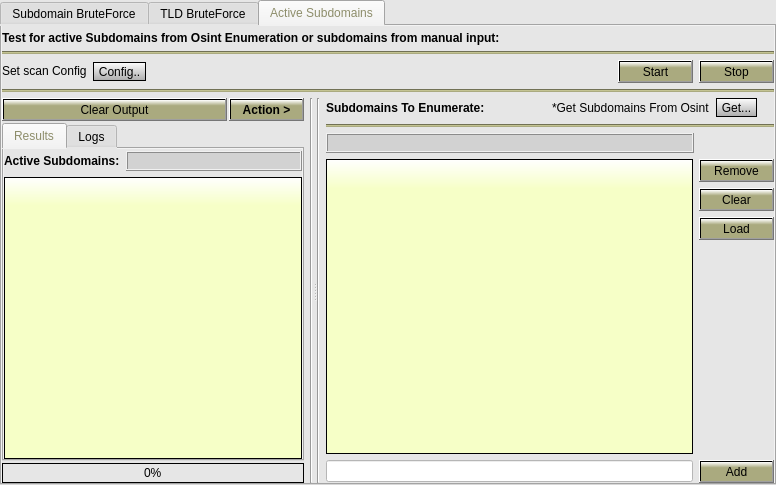
Old version of the form Gui/src/BruteTab/Brute.ui in the repository 3nock/OTE.
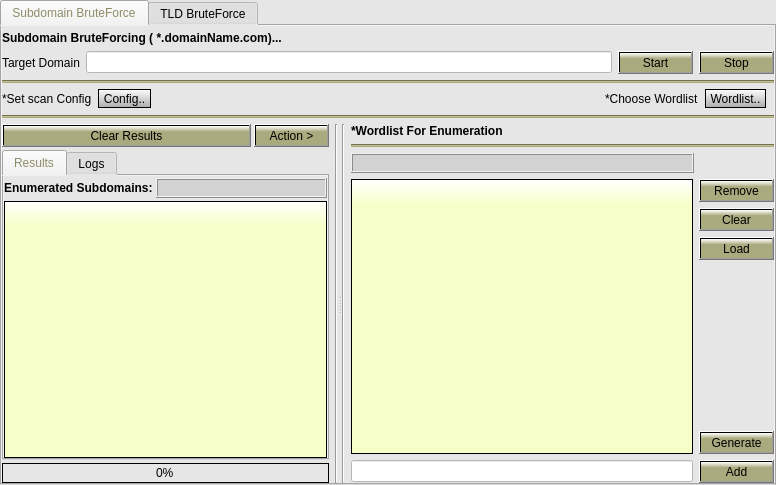
New version of the form. The open tabs and pages were chosen to show the change.

Commit message: changed the program layout

The edit to the form file:
```diff
--- a/Gui/src/BruteTab/Brute.ui
+++ b/Gui/src/BruteTab/Brute.ui
@@ -1739,780 +1739,6 @@
        </item>
       </layout>
      </widget>
-     <widget class="QWidget" name="tab_activeSubdomains">
-      <attribute name="title">
-       <string>Active Subdomains</string>
-      </attribute>
-      <layout class="QVBoxLayout" name="verticalLayout_15">
-       <property name="leftMargin">
-        <number>0</number>
-       </property>
-       <property name="topMargin">
-        <number>5</number>
-       </property>
-       <property name="rightMargin">
-        <number>0</number>
-       </property>
-       <property name="bottomMargin">
-        <number>0</number>
-       </property>
-       <item>
-        <layout class="QVBoxLayout" name="verticalLayout_21">
-         <item>
-          <widget class="QLabel" name="label_13">
-           <property name="sizePolicy">
-            <sizepolicy hsizetype="Preferred" vsizetype="Maximum">
-             <horstretch>0</horstretch>
-             <verstretch>0</verstretch>
-            </sizepolicy>
-           </property>
-           <property name="font">
-            <font>
-             <weight>75</weight>
-             <bold>true</bold>
-            </font>
-           </property>
-           <property name="text">
-            <string>Test for active Subdomains from Osint Enumeration or subdomains from manual input:</string>
-           </property>
-          </widget>
-         </item>
-         <item>
-          <widget class="Line" name="line_10">
-           <property name="styleSheet">
-            <string notr="true">background-color: rgb(170, 170, 127);</string>
-           </property>
-           <property name="orientation">
-            <enum>Qt::Horizontal</enum>
-           </property>
-          </widget>
-         </item>
-        </layout>
-       </item>
-       <item>
-        <layout class="QVBoxLayout" name="verticalLayout_27">
-         <item>
-          <layout class="QHBoxLayout" name="horizontalLayout_26">
-           <item>
-            <widget class="QLabel" name="label_17">
-             <property name="sizePolicy">
-              <sizepolicy hsizetype="Maximum" vsizetype="Maximum">
-               <horstretch>0</horstretch>
-               <verstretch>0</verstretch>
-              </sizepolicy>
-             </property>
-             <property name="styleSheet">
-              <string notr="true"/>
-             </property>
-             <property name="text">
-              <string>Set scan Config</string>
-             </property>
-            </widget>
-           </item>
-           <item>
-            <widget class="QToolButton" name="toolButton_config_activeSubdomains">
-             <property name="minimumSize">
-              <size>
-               <width>0</width>
-               <height>18</height>
-              </size>
-             </property>
-             <property name="styleSheet">
-              <string notr="true">background-color: qlineargradient(x1: 0, y1: 0, x2: 0, y2: 1.5, stop: 0 white, stop: 1 grey);
-border-style: solid;
-border-color: black;
-border-width: 1px;
-border-radius: 15px</string>
-             </property>
-             <property name="text">
-              <string>Config..</string>
-             </property>
-            </widget>
-           </item>
-           <item>
-            <spacer name="horizontalSpacer_6">
-             <property name="orientation">
-              <enum>Qt::Horizontal</enum>
-             </property>
-             <property name="sizeHint" stdset="0">
-              <size>
-               <width>40</width>
-               <height>20</height>
-              </size>
-             </property>
-            </spacer>
-           </item>
-           <item>
-            <widget class="QPushButton" name="pushButton_start_activeSubdomains">
-             <property name="minimumSize">
-              <size>
-               <width>75</width>
-               <height>23</height>
-              </size>
-             </property>
-             <property name="styleSheet">
-              <string notr="true">background-color: qlineargradient(x1: 0, y1: 0, x2: 0, y2: 1, stop: 0 white, stop: 0.3 rgb(170, 170, 127));</string>
-             </property>
-             <property name="text">
-              <string>Start</string>
-             </property>
-            </widget>
-           </item>
-           <item>
-            <widget class="QPushButton" name="pushButton_stop_activeSubdomains">
-             <property name="sizePolicy">
-              <sizepolicy hsizetype="Fixed" vsizetype="Fixed">
-               <horstretch>0</horstretch>
-               <verstretch>0</verstretch>
-              </sizepolicy>
-             </property>
-             <property name="minimumSize">
-              <size>
-               <width>75</width>
-               <height>23</height>
-              </size>
-             </property>
-             <property name="styleSheet">
-              <string notr="true">background-color: qlineargradient(x1: 0, y1: 0, x2: 0, y2: 1, stop: 0 white, stop: 0.3 rgb(170, 170, 127));</string>
-             </property>
-             <property name="text">
-              <string>Stop</string>
-             </property>
-            </widget>
-           </item>
-          </layout>
-         </item>
-         <item>
-          <widget class="Line" name="line_18">
-           <property name="styleSheet">
-            <string notr="true">background-color: rgb(170, 170, 127);</string>
-           </property>
-           <property name="orientation">
-            <enum>Qt::Horizontal</enum>
-           </property>
-          </widget>
-         </item>
-        </layout>
-       </item>
-       <item>
-        <widget class="QSplitter" name="splitter_3">
-         <property name="orientation">
-          <enum>Qt::Horizontal</enum>
-         </property>
-         <widget class="QWidget" name="layoutWidget5">
-          <layout class="QHBoxLayout" name="horizontalLayout_16">
-           <item>
-            <layout class="QVBoxLayout" name="verticalLayout_22">
-             <property name="spacing">
-              <number>2</number>
-             </property>
-             <item>
-              <layout class="QHBoxLayout" name="horizontalLayout_17">
-               <item>
-                <widget class="QPushButton" name="pushButton_clearResults_activeSubdomains">
-                 <property name="sizePolicy">
-                  <sizepolicy hsizetype="Preferred" vsizetype="Fixed">
-                   <horstretch>0</horstretch>
-                   <verstretch>0</verstretch>
-                  </sizepolicy>
-                 </property>
-                 <property name="minimumSize">
-                  <size>
-                   <width>0</width>
-                   <height>23</height>
-                  </size>
-                 </property>
-                 <property name="mouseTracking">
-                  <bool>false</bool>
-                 </property>
-                 <property name="focusPolicy">
-                  <enum>Qt::StrongFocus</enum>
-                 </property>
-                 <property name="styleSheet">
-                  <string notr="true">background-color: qlineargradient(x1: 0, y1: 0, x2: 0, y2: 1, stop: 0 white, stop: 0.3 rgb(170, 170, 127));</string>
-                 </property>
-                 <property name="text">
-                  <string>Clear Output</string>
-                 </property>
-                </widget>
-               </item>
-               <item>
-                <widget class="QPushButton" name="pushButton_action_activeSubdomains">
-                 <property name="sizePolicy">
-                  <sizepolicy hsizetype="Fixed" vsizetype="Fixed">
-                   <horstretch>0</horstretch>
-                   <verstretch>0</verstretch>
-                  </sizepolicy>
-                 </property>
-                 <property name="minimumSize">
-                  <size>
-                   <width>75</width>
-                   <height>23</height>
-                  </size>
-                 </property>
-                 <property name="font">
-                  <font>
-                   <weight>75</weight>
-                   <bold>true</bold>
-                  </font>
-                 </property>
-                 <property name="styleSheet">
-                  <string notr="true">background-color: qlineargradient(x1: 0, y1: 0, x2: 0, y2: 1, stop: 0 white, stop: 0.3 rgb(170, 170, 127));</string>
-                 </property>
-                 <property name="text">
-                  <string>Action &gt;</string>
-                 </property>
-                </widget>
-               </item>
-              </layout>
-             </item>
-             <item>
-              <widget class="QTabWidget" name="tabWidget_results_activeSubdomains">
-               <property name="tabPosition">
-                <enum>QTabWidget::North</enum>
-               </property>
-               <property name="currentIndex">
-                <number>0</number>
-               </property>
-               <widget class="QWidget" name="tab_results">
-                <attribute name="title">
-                 <string>Results</string>
-                </attribute>
-                <layout class="QVBoxLayout" name="verticalLayout_23">
-                 <property name="leftMargin">
-                  <number>0</number>
-                 </property>
-                 <property name="topMargin">
-                  <number>2</number>
-                 </property>
-                 <property name="rightMargin">
-                  <number>0</number>
-                 </property>
-                 <property name="bottomMargin">
-                  <number>0</number>
-                 </property>
-                 <item>
-                  <layout class="QHBoxLayout" name="horizontalLayout_18">
-                   <item>
-                    <widget class="QLabel" name="label_14">
-                     <property name="sizePolicy">
-                      <sizepolicy hsizetype="Maximum" vsizetype="Preferred">
-                       <horstretch>0</horstretch>
-                       <verstretch>0</verstretch>
-                      </sizepolicy>
-                     </property>
-                     <property name="font">
-                      <font>
-                       <weight>75</weight>
-                       <bold>true</bold>
-                      </font>
-                     </property>
-                     <property name="text">
-                      <string>Active Subdomains:</string>
-                     </property>
-                    </widget>
-                   </item>
-                   <item>
-                    <widget class="QLabel" name="label_subdomainsCount_activeSubdomains">
-                     <property name="sizePolicy">
-                      <sizepolicy hsizetype="Preferred" vsizetype="Maximum">
-                       <horstretch>0</horstretch>
-                       <verstretch>0</verstretch>
-                      </sizepolicy>
-                     </property>
-                     <property name="minimumSize">
-                      <size>
-                       <width>0</width>
-                       <height>20</height>
-                      </size>
-                     </property>
-                     <property name="maximumSize">
-                      <size>
-                       <width>16777215</width>
-                       <height>20</height>
-                      </size>
-                     </property>
-                     <property name="font">
-                      <font>
-                       <weight>75</weight>
-                       <bold>true</bold>
-                      </font>
-                     </property>
-                     <property name="styleSheet">
-                      <string notr="true">background-color: rgb(210, 210, 210);</string>
-                     </property>
-                     <property name="frameShape">
-                      <enum>QFrame::Box</enum>
-                     </property>
-                     <property name="frameShadow">
-                      <enum>QFrame::Raised</enum>
-                     </property>
-                     <property name="text">
-                      <string/>
-                     </property>
-                    </widget>
-                   </item>
-                  </layout>
-                 </item>
-                 <item>
-                  <widget class="QTableView" name="tableView_results_activeSubdomains">
-                   <property name="font">
-                    <font>
-                     <family>MS Shell Dlg 2</family>
-                     <pointsize>8</pointsize>
-                    </font>
-                   </property>
-                   <property name="contextMenuPolicy">
-                    <enum>Qt::CustomContextMenu</enum>
-                   </property>
-                   <property name="accessibleDescription">
-                    <string/>
-                   </property>
-                   <property name="styleSheet">
-                    <string notr="true">QWidget#tableView_results_activeSubdomains{
-background-color: qlineargradient(x1: 0, y1: 0, x2: 0, y2: 1, stop: 0 white, stop: 0.1  rgb(246, 255, 199));
-border-style: solid;
-border-color: black;
-border-width: 1px;
-border-radius: 0px;
-}</string>
-                   </property>
-                   <property name="editTriggers">
-                    <set>QAbstractItemView::DoubleClicked</set>
-                   </property>
-                   <property name="showDropIndicator" stdset="0">
-                    <bool>false</bool>
-                   </property>
-                   <property name="dragDropOverwriteMode">
-                    <bool>false</bool>
-                   </property>
-                   <property name="selectionMode">
-                    <enum>QAbstractItemView::ExtendedSelection</enum>
-                   </property>
-                   <property name="showGrid">
-                    <bool>false</bool>
-                   </property>
-                   <property name="cornerButtonEnabled">
-                    <bool>false</bool>
-                   </property>
-                   <attribute name="horizontalHeaderMinimumSectionSize">
-                    <number>100</number>
-                   </attribute>
-                   <attribute name="horizontalHeaderDefaultSectionSize">
-                    <number>220</number>
-                   </attribute>
-                   <attribute name="horizontalHeaderShowSortIndicator" stdset="0">
-                    <bool>true</bool>
-                   </attribute>
-                   <attribute name="verticalHeaderVisible">
-                    <bool>false</bool>
-                   </attribute>
-                   <attribute name="verticalHeaderMinimumSectionSize">
-                    <number>15</number>
-                   </attribute>
-                   <attribute name="verticalHeaderDefaultSectionSize">
-                    <number>15</number>
-                   </attribute>
-                  </widget>
-                 </item>
-                </layout>
-               </widget>
-               <widget class="QWidget" name="tab_logs">
-                <attribute name="title">
-                 <string>Logs</string>
-                </attribute>
-                <layout class="QVBoxLayout" name="verticalLayout_24">
-                 <property name="leftMargin">
-                  <number>0</number>
-                 </property>
-                 <property name="topMargin">
-                  <number>0</number>
-                 </property>
-                 <property name="rightMargin">
-                  <number>0</number>
-                 </property>
-                 <property name="bottomMargin">
-                  <number>0</number>
-                 </property>
-                 <item>
-                  <widget class="QListWidget" name="listWidget_logs_activeSubdomains">
-                   <property name="font">
-                    <font>
-                     <family>MS Shell Dlg 2</family>
-                     <pointsize>8</pointsize>
-                    </font>
-                   </property>
-                   <property name="styleSheet">
-                    <string notr="true">QWidget#listWidget_logs_activeSubdomains{
-background-color: qlineargradient(x1: 0, y1: 0, x2: 0, y2: 1, stop: 0 white, stop: 0.1  rgb(246, 255, 199));
-border-style: solid;
-border-color: black;
-border-width: 1px;
-border-radius: 0px;
-}
-QListWidget::item:selected {
-background-color:  rgb(199, 199, 149);
-color: black;}
-QListWidget::item:hover{
-background-color: rgb(230, 230, 172);
-}</string>
-                   </property>
-                  </widget>
-                 </item>
-                </layout>
-               </widget>
-              </widget>
-             </item>
-             <item>
-              <widget class="QProgressBar" name="progressBar_activeSubdomains">
-               <property name="minimumSize">
-                <size>
-                 <width>0</width>
-                 <height>20</height>
-                </size>
-               </property>
-               <property name="maximumSize">
-                <size>
-                 <width>16777215</width>
-                 <height>20</height>
-                </size>
-               </property>
-               <property name="styleSheet">
-                <string notr="true">QProgressBar::chunk {
-    background-color: qlineargradient(x1: 0, y1: 0, x2: 0, y2: 1, stop: 0 white, stop: 0.3 rgb(170, 170, 127));
-}
-
-QProgressBar {
-    border: 1px solid black;
-    /*border-radius: 5px;*/
-    text-align: center;
-}</string>
-               </property>
-               <property name="value">
-                <number>0</number>
-               </property>
-              </widget>
-             </item>
-            </layout>
-           </item>
-           <item>
-            <widget class="Line" name="line_17">
-             <property name="orientation">
-              <enum>Qt::Vertical</enum>
-             </property>
-            </widget>
-           </item>
-          </layout>
-         </widget>
-         <widget class="QWidget" name="layoutWidget6">
-          <layout class="QHBoxLayout" name="horizontalLayout_19">
-           <item>
-            <widget class="Line" name="line_7">
-             <property name="orientation">
-              <enum>Qt::Vertical</enum>
-             </property>
-            </widget>
-           </item>
-           <item>
-            <layout class="QVBoxLayout" name="verticalLayout_25">
-             <item>
-              <layout class="QHBoxLayout" name="horizontalLayout_21">
-               <item>
-                <widget class="QLabel" name="label_15">
-                 <property name="font">
-                  <font>
-                   <weight>75</weight>
-                   <bold>true</bold>
-                  </font>
-                 </property>
-                 <property name="text">
-                  <string>Subdomains To Enumerate:</string>
-                 </property>
-                </widget>
-               </item>
-               <item>
-                <widget class="QLabel" name="label_16">
-                 <property name="sizePolicy">
-                  <sizepolicy hsizetype="Maximum" vsizetype="Maximum">
-                   <horstretch>0</horstretch>
-                   <verstretch>0</verstretch>
-                  </sizepolicy>
-                 </property>
-                 <property name="text">
-                  <string>*Get Subdomains From Osint</string>
-                 </property>
-                </widget>
-               </item>
-               <item>
-                <widget class="QToolButton" name="toolButton_get_activeSubdomains">
-                 <property name="minimumSize">
-                  <size>
-                   <width>0</width>
-                   <height>19</height>
-                  </size>
-                 </property>
-                 <property name="styleSheet">
-                  <string notr="true">background-color: qlineargradient(x1: 0, y1: 0, x2: 0, y2: 1.5, stop: 0 white, stop: 1 grey);
-border-style: solid;
-border-color: black;
-border-width: 1px;
-border-radius: 15px</string>
-                 </property>
-                 <property name="text">
-                  <string>Get...</string>
-                 </property>
-                </widget>
-               </item>
-               <item>
-                <spacer name="horizontalSpacer_5">
-                 <property name="orientation">
-                  <enum>Qt::Horizontal</enum>
-                 </property>
-                 <property name="sizeType">
-                  <enum>QSizePolicy::Fixed</enum>
-                 </property>
-                 <property name="sizeHint" stdset="0">
-                  <size>
-                   <width>17</width>
-                   <height>20</height>
-                  </size>
-                 </property>
-                </spacer>
-               </item>
-              </layout>
-             </item>
-             <item>
-              <widget class="Line" name="line_8">
-               <property name="styleSheet">
-                <string notr="true">background-color: rgb(170, 170, 127);</string>
-               </property>
-               <property name="orientation">
-                <enum>Qt::Horizontal</enum>
-               </property>
-              </widget>
-             </item>
-             <item>
-              <layout class="QHBoxLayout" name="theLayout">
-               <item>
-                <widget class="QLabel" name="label_wordlistCount_activeSubdomains">
-                 <property name="sizePolicy">
-                  <sizepolicy hsizetype="Preferred" vsizetype="Maximum">
-                   <horstretch>0</horstretch>
-                   <verstretch>0</verstretch>
-                  </sizepolicy>
-                 </property>
-                 <property name="minimumSize">
-                  <size>
-                   <width>0</width>
-                   <height>20</height>
-                  </size>
-                 </property>
-                 <property name="maximumSize">
-                  <size>
-                   <width>16777215</width>
-                   <height>20</height>
-                  </size>
-                 </property>
-                 <property name="font">
-                  <font>
-                   <weight>75</weight>
-                   <bold>true</bold>
-                  </font>
-                 </property>
-                 <property name="styleSheet">
-                  <string notr="true">background-color: rgb(210, 210, 210);</string>
-                 </property>
-                 <property name="frameShape">
-                  <enum>QFrame::Box</enum>
-                 </property>
-                 <property name="frameShadow">
-                  <enum>QFrame::Raised</enum>
-                 </property>
-                 <property name="text">
-                  <string/>
-                 </property>
-                </widget>
-               </item>
-               <item>
-                <spacer name="horizontalSpacer_9">
-                 <property name="orientation">
-                  <enum>Qt::Horizontal</enum>
-                 </property>
-                 <property name="sizeType">
-                  <enum>QSizePolicy::Fixed</enum>
-                 </property>
-                 <property name="sizeHint" stdset="0">
-                  <size>
-                   <width>80</width>
-                   <height>20</height>
-                  </size>
-                 </property>
-                </spacer>
-               </item>
-              </layout>
-             </item>
-             <item>
-              <layout class="QHBoxLayout" name="horizontalLayout_24">
-               <item>
-                <widget class="QListWidget" name="listWidget_wordlist_activeSubdomains">
-                 <property name="font">
-                  <font>
-                   <family>MS Shell Dlg 2</family>
-                   <pointsize>8</pointsize>
-                  </font>
-                 </property>
-                 <property name="styleSheet">
-                  <string notr="true">QWidget#listWidget_wordlist_activeSubdomains{
-background-color: qlineargradient(x1: 0, y1: 0, x2: 0, y2: 1, stop: 0 white, stop: 0.1  rgb(246, 255, 199));
-border-style: solid;
-border-color: black;
-border-width: 1px;
-border-radius: 0px;
-}
-QListWidget::item:selected {
-background-color:  rgb(199, 199, 149);
-color: black;}
-QListWidget::item:hover{
-background-color: rgb(230, 230, 172);
-}</string>
-                 </property>
-                 <property name="editTriggers">
-                  <set>QAbstractItemView::NoEditTriggers</set>
-                 </property>
-                 <property name="showDropIndicator" stdset="0">
-                  <bool>false</bool>
-                 </property>
-                 <property name="selectionMode">
-                  <enum>QAbstractItemView::ExtendedSelection</enum>
-                 </property>
-                 <property name="selectionRectVisible">
-                  <bool>false</bool>
-                 </property>
-                 <property name="sortingEnabled">
-                  <bool>false</bool>
-                 </property>
-                </widget>
-               </item>
-               <item>
-                <layout class="QVBoxLayout" name="verticalLayout_26">
-                 <item>
-                  <widget class="QPushButton" name="pushButton_remove_activeSubdomains">
-                   <property name="minimumSize">
-                    <size>
-                     <width>75</width>
-                     <height>23</height>
-                    </size>
-                   </property>
-                   <property name="styleSheet">
-                    <string notr="true">background-color: qlineargradient(x1: 0, y1: 0, x2: 0, y2: 1, stop: 0 white, stop: 0.3 rgb(170, 170, 127));</string>
-                   </property>
-                   <property name="text">
-                    <string>Remove</string>
-                   </property>
-                  </widget>
-                 </item>
-                 <item>
-                  <widget class="QPushButton" name="pushButton_clearWordlist_activeSubdomains">
-                   <property name="sizePolicy">
-                    <sizepolicy hsizetype="Fixed" vsizetype="Fixed">
-                     <horstretch>0</horstretch>
-                     <verstretch>0</verstretch>
-                    </sizepolicy>
-                   </property>
-                   <property name="minimumSize">
-                    <size>
-                     <width>75</width>
-                     <height>23</height>
-                    </size>
-                   </property>
-                   <property name="styleSheet">
-                    <string notr="true">background-color: qlineargradient(x1: 0, y1: 0, x2: 0, y2: 1, stop: 0 white, stop: 0.3 rgb(170, 170, 127));</string>
-                   </property>
-                   <property name="text">
-                    <string>Clear</string>
-                   </property>
-                  </widget>
-                 </item>
-                 <item>
-                  <widget class="QPushButton" name="pushButton_load_activeSubdomains">
-                   <property name="sizePolicy">
-                    <sizepolicy hsizetype="Fixed" vsizetype="Fixed">
-                     <horstretch>0</horstretch>
-                     <verstretch>0</verstretch>
-                    </sizepolicy>
-                   </property>
-                   <property name="minimumSize">
-                    <size>
-                     <width>75</width>
-                     <height>23</height>
-                    </size>
-                   </property>
-                   <property name="styleSheet">
-                    <string notr="true">background-color: qlineargradient(x1: 0, y1: 0, x2: 0, y2: 1, stop: 0 white, stop: 0.3 rgb(170, 170, 127));</string>
-                   </property>
-                   <property name="text">
-                    <string>Load</string>
-                   </property>
-                  </widget>
-                 </item>
-                 <item>
-                  <spacer name="verticalSpacer_4">
-                   <property name="orientation">
-                    <enum>Qt::Vertical</enum>
-                   </property>
-                   <property name="sizeHint" stdset="0">
-                    <size>
-                     <width>20</width>
-                     <height>40</height>
-                    </size>
-                   </property>
-                  </spacer>
-                 </item>
-                </layout>
-               </item>
-              </layout>
-             </item>
-             <item>
-              <layout class="QHBoxLayout" name="horizontalLayout_25">
-               <item>
-                <widget class="QLineEdit" name="lineEdit_manualWordlist_activeSubdomains">
-                 <property name="styleSheet">
-                  <string notr="true">background-color: rgb(255, 255, 255);</string>
-                 </property>
-                </widget>
-               </item>
-               <item>
-                <widget class="QPushButton" name="pushButton_add_activeSubdomains">
-                 <property name="sizePolicy">
-                  <sizepolicy hsizetype="Fixed" vsizetype="Fixed">
-                   <horstretch>0</horstretch>
-                   <verstretch>0</verstretch>
-                  </sizepolicy>
-                 </property>
-                 <property name="minimumSize">
-                  <size>
-                   <width>75</width>
-                   <height>23</height>
-                  </size>
-                 </property>
-                 <property name="styleSheet">
-                  <string notr="true">background-color: qlineargradient(x1: 0, y1: 0, x2: 0, y2: 1, stop: 0 white, stop: 0.3 rgb(170, 170, 127));</string>
-                 </property>
-                 <property name="text">
-                  <string>Add</string>
-                 </property>
-                </widget>
-               </item>
-              </layout>
-             </item>
-            </layout>
-           </item>
-          </layout>
-         </widget>
-        </widget>
-       </item>
-      </layout>
-     </widget>
     </widget>
    </item>
   </layout>
```
The commit also changes 16 other files.
